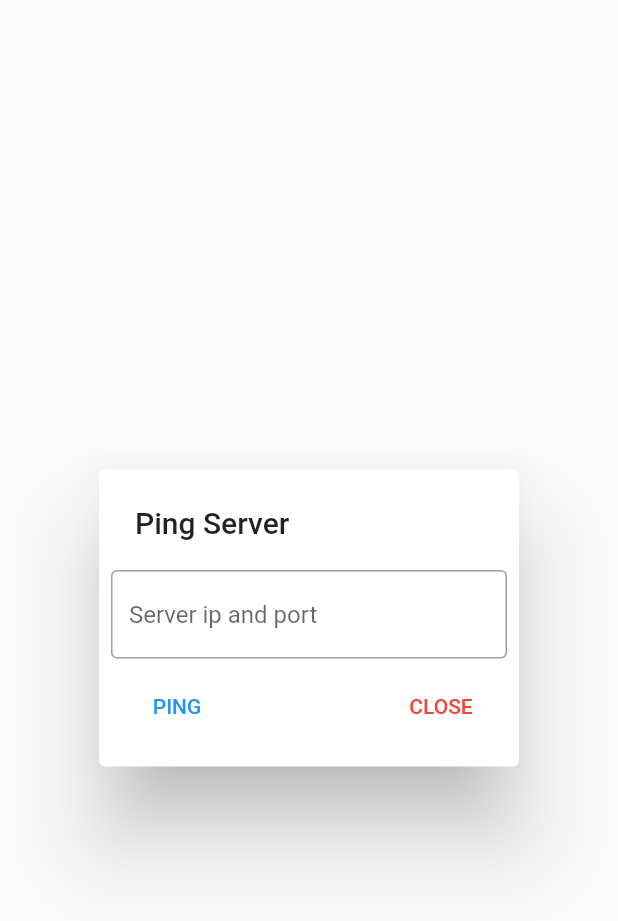
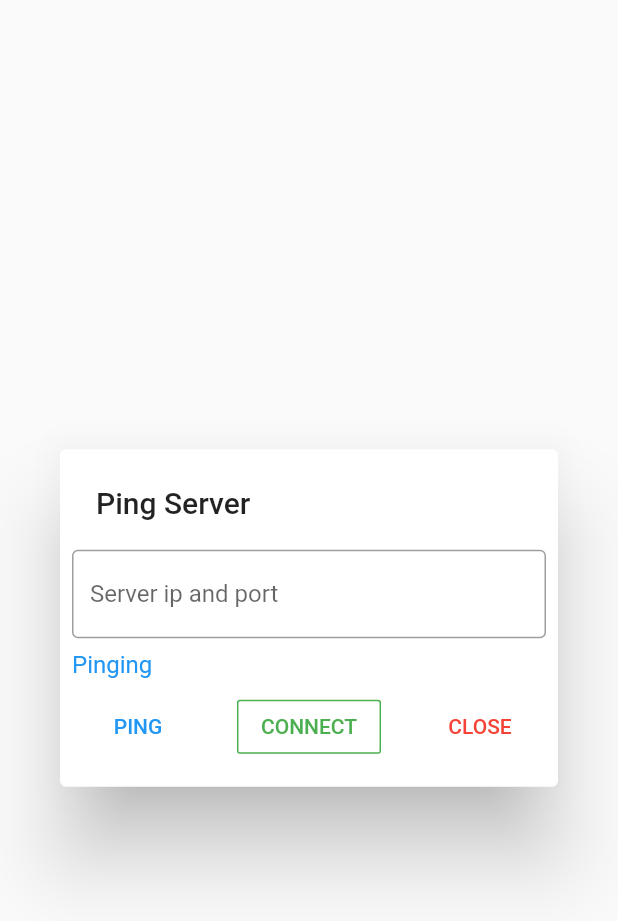
Before and after one commit to BYU-AGV/igvc_sensor_app, a Flutter app: the ServerDialog widget shown alone on an empty page, opened directly, after a tap on "PING", on a phone screen of 412 x 824 dp. Shown: the top 921 px of the screen. Run offline on Flutter 3.47's test engine with Material 2 defaults, Android fonts, the phone set to English and light mode, and no system bars; our stand-ins replace camera, charts_flutter, sensors; network calls fail.

Commit message:
- Confirmed connection to LAN server running in virtual machine

```diff
--- a/lib/server.dart
+++ b/lib/server.dart
@@ -10,6 +10,28 @@ class ServerDialog extends StatefulWidget {
 
 class ServerDialogState extends State<ServerDialog> {
   final TextEditingController controller = new TextEditingController();
+  bool serverPinged = false;
+  bool pinging = false;
+
+  Widget _buildServerStatus() {
+    return Padding(
+      padding: const EdgeInsets.only(left: 8.0, bottom: 8.0),
+      child: pinging
+          ? Text(
+              "Pinging",
+              style: TextStyle(color: Colors.blue),
+            )
+          : serverPinged
+              ? Text(
+                  "Success",
+                  style: TextStyle(color: Colors.green),
+                )
+              : Text(
+                  "No connection",
+                  style: TextStyle(color: Colors.red),
+                ),
+    );
+  }
 
   @override
   Widget build(BuildContext context) {
@@ -17,15 +39,25 @@ class ServerDialogState extends State<ServerDialog> {
     return SimpleDialog(
       title: Text("Ping Server"),
       children: <Widget>[
+        Column(
+          crossAxisAlignment: CrossAxisAlignment.start,
+          children: <Widget>[
             Padding(
               padding: const EdgeInsets.all(8.0),
               child: TextField(
                 decoration: InputDecoration(
                     border: OutlineInputBorder(),
-              hintText: "Server ip and port"
+                    hintText: "Server ip and port"),
+                controller: controller,
+                onChanged: (text) {
+                  setState(() {
+                    serverPinged = false;
+                  });
+                },
               ),
-            controller: controller,
             ),
+            _buildServerStatus()
+          ],
         ),
         Row(
           mainAxisAlignment: MainAxisAlignment.spaceBetween,
@@ -39,12 +71,28 @@ class ServerDialogState extends State<ServerDialog> {
                   var url = 'http://' + controller.text + '/ping';
                   print("Attempting to connect to: " + url);
                   var uri = new Uri.http(controller.text, '/ping');
+                  setState(() {
+                    pinging = true;
+                  });
                   http.get(url).then((response) {
                     print("Response recieved");
                     print(response.toString());
+                    setState(() {
+                      serverPinged = true;
+                      pinging = false;
+                    });
                   });
                 },
               ),
+            ),
+            OutlineButton(
+              highlightedBorderColor: Colors.green,
+              child: Text("CONNECT",),
+              borderSide: BorderSide(color: Colors.green),
+              onPressed: () {
+                Navigator.pop(context, controller.text);
+              },
+              textColor: Colors.green,
             ),
             Padding(
               padding: const EdgeInsets.only(right: 8.0),
@@ -52,7 +100,7 @@ class ServerDialogState extends State<ServerDialog> {
                 textColor: Colors.red,
                 child: Text("CLOSE"),
                 onPressed: () {
-                  Navigator.pop(context, "192.168.226.132");
+                  Navigator.pop(context);
                 },
               ),
             ),
```
Also changed, not shown: lib/main.dart (+10 -1 lines). Lines whose indentation alone changed are shown as unchanged.
